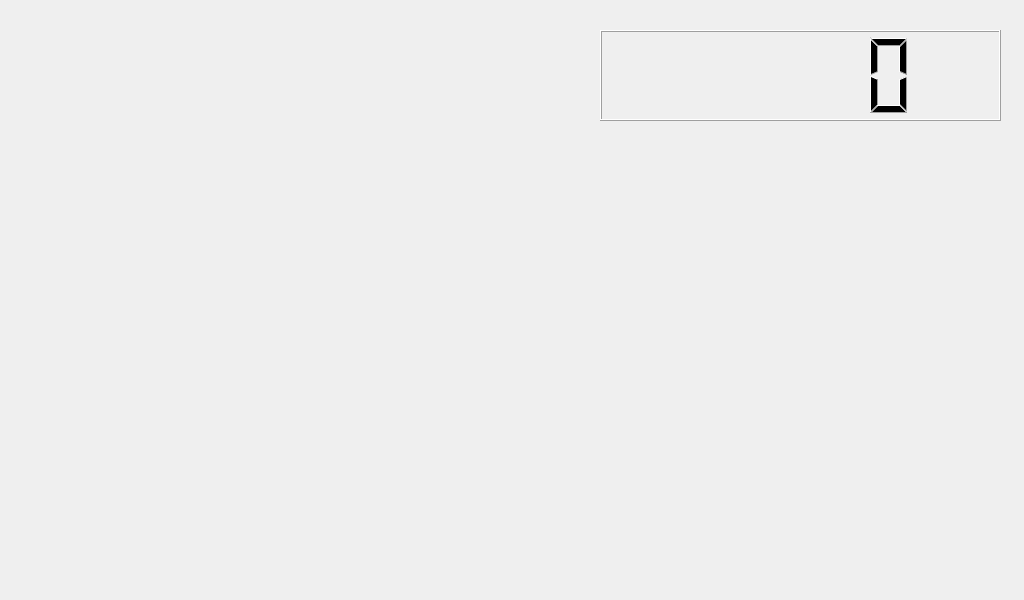
Old version of the form widget.ui in the repository sdyncyang/zhome.
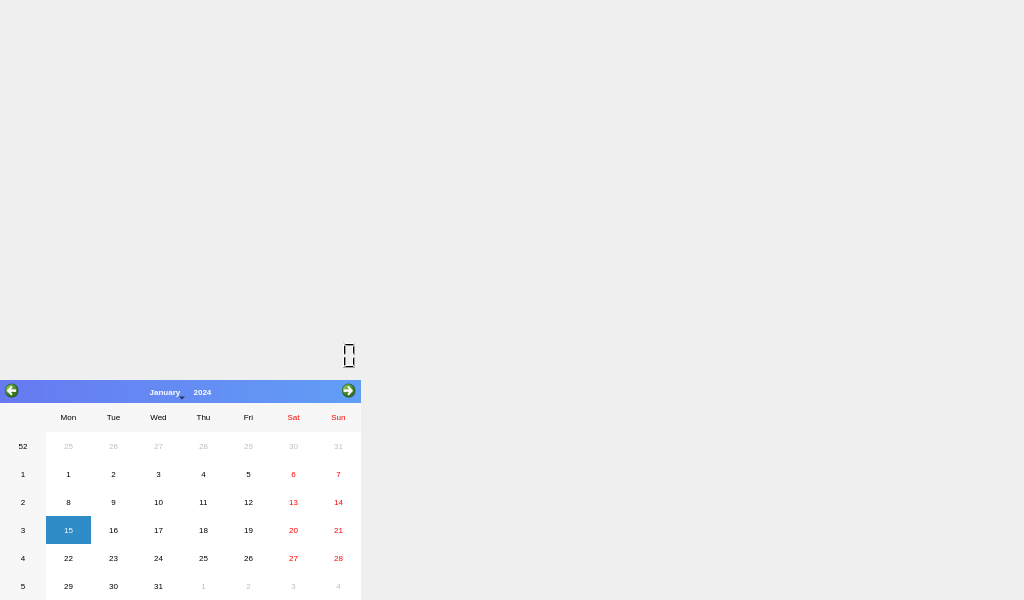
New version of the form.

```diff
--- a/widget.ui
+++ b/widget.ui
@@ -19,11 +19,68 @@
   <widget class="QLCDNumber" name="lcdNumber">
    <property name="geometry">
     <rect>
-     <x>600</x>
-     <y>30</y>
-     <width>401</width>
-     <height>91</height>
+     <x>180</x>
+     <y>340</y>
+     <width>241</width>
+     <height>31</height>
     </rect>
+   </property>
+   <property name="layoutDirection">
+    <enum>Qt::RightToLeft</enum>
+   </property>
+   <property name="frameShape">
+    <enum>QFrame::NoFrame</enum>
+   </property>
+   <property name="frameShadow">
+    <enum>QFrame::Raised</enum>
+   </property>
+   <property name="smallDecimalPoint">
+    <bool>false</bool>
+   </property>
+   <property name="digitCount">
+    <number>8</number>
+   </property>
+   <property name="mode">
+    <enum>QLCDNumber::Dec</enum>
+   </property>
+   <property name="segmentStyle">
+    <enum>QLCDNumber::Filled</enum>
+   </property>
+   <property name="intValue" stdset="0">
+    <number>0</number>
+   </property>
+  </widget>
+  <widget class="QCalendarWidget" name="calendarWidget">
+   <property name="geometry">
+    <rect>
+     <x>0</x>
+     <y>380</y>
+     <width>361</width>
+     <height>220</height>
+    </rect>
+   </property>
+   <property name="font">
+    <font>
+     <pointsize>6</pointsize>
+    </font>
+   </property>
+   <property name="styleSheet">
+    <string notr="true">QCalendarWidget QWidget#qt_calendar_navigationbar{
+	background-color: qlineargradient(spread:pad, x1:0, y1:0, x2:1, y2:0, stop:0 rgba(103, 121, 241, 255), stop:1 rgba(97, 158, 246, 255));
+}
+</string>
+   </property>
+   <property name="gridVisible">
+    <bool>false</bool>
+   </property>
+   <property name="horizontalHeaderFormat">
+    <enum>QCalendarWidget::ShortDayNames</enum>
+   </property>
+   <property name="navigationBarVisible">
+    <bool>true</bool>
+   </property>
+   <property name="dateEditEnabled">
+    <bool>true</bool>
    </property>
   </widget>
  </widget>
```
